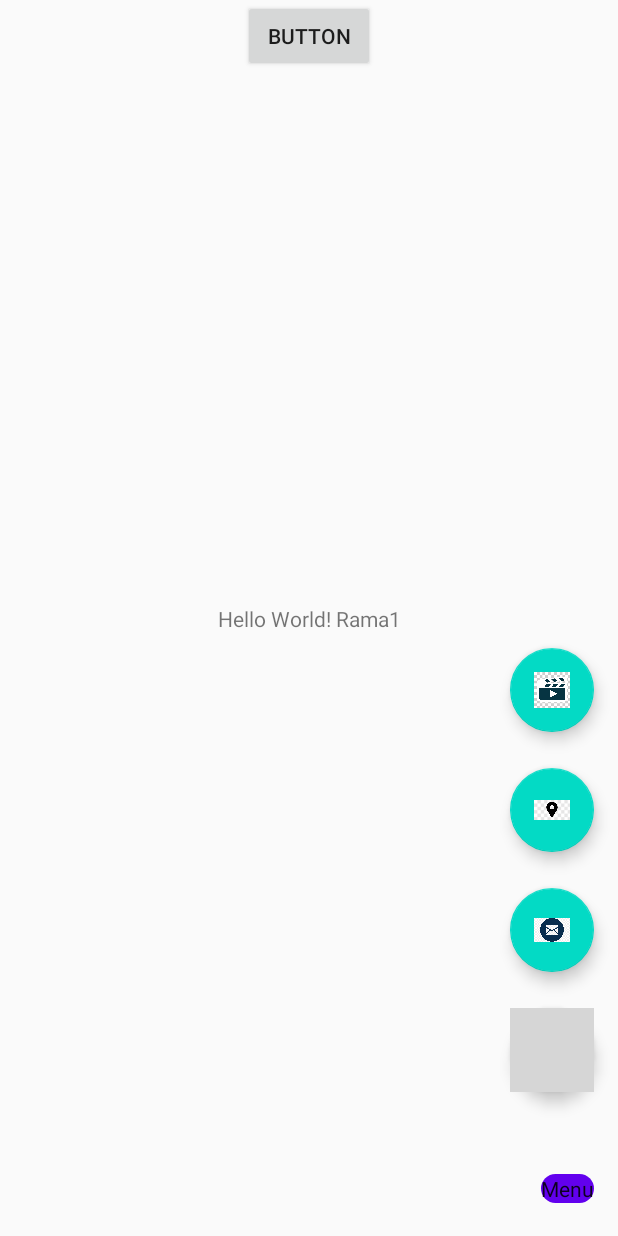
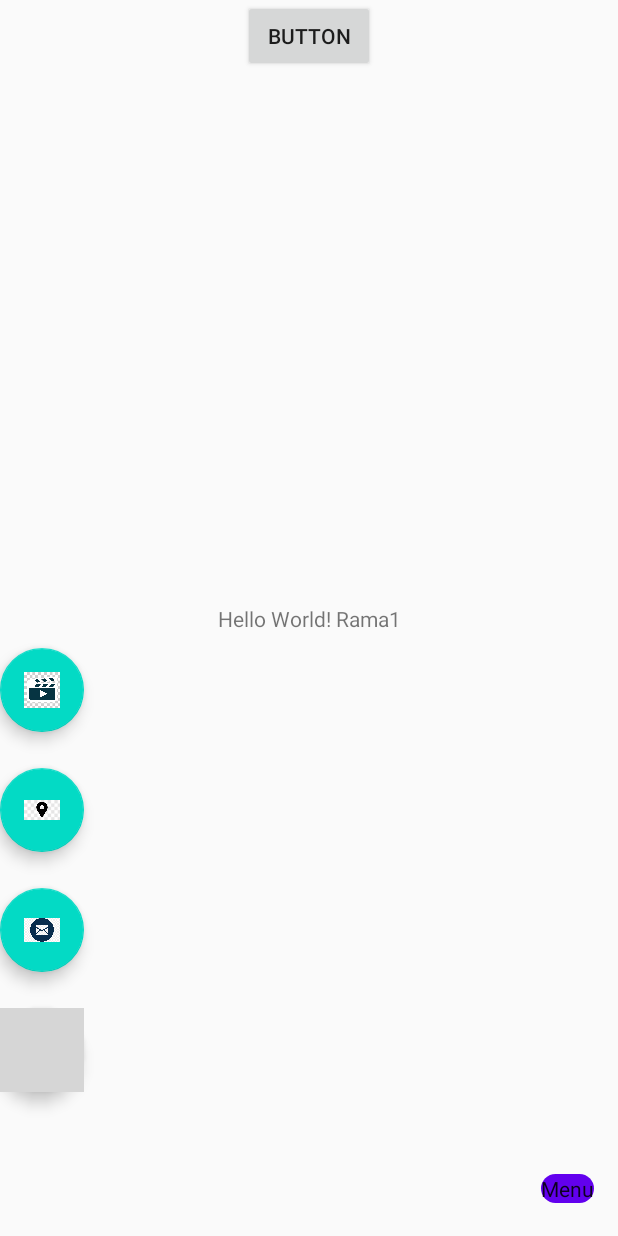
Before and after one commit to clairgon/AMST3, an Android app: the layout activity_main.xml on its own in the app's theme, with its tools: preview values and no code run, on a phone screen of 412 x 824 dp. Run offline under Robolectric (Android 15) with nearby library versions, the phone set to English and light mode, and no system bars; grey boxes are pictures that could not be loaded.

Commit message:
cambios a mi rama

```diff
--- a/app/build.gradle
+++ b/app/build.gradle
@@ -31,10 +31,11 @@ android {
 dependencies {
 
     //noinspection GradleCompatible
-    implementation 'com.android.support:appcompat-v7:28.0.0'
+    implementation 'androidx.appcompat:appcompat:1.0.0'
     implementation 'com.android.support.constraint:constraint-layout:2.0.4'
     implementation 'com.google.android.material:material:1.3.0'
-    implementation 'com.google.android.material:materila:1.1.0'
+    implementation 'com.google.android.material:material:1.1.0'
+    implementation 'androidx.constraintlayout:constraintlayout:2.0.4'
     testImplementation 'junit:junit:4.+'
     //noinspection GradleCompatible
     androidTestImplementation 'com.android.support.test:runner:1.0.2'
--- a/app/src/main/java/com/example/asmt3/CalendarView.java
+++ b/app/src/main/java/com/example/asmt3/CalendarView.java
@@ -1,7 +1,7 @@
 package com.example.asmt3;
 
-import android.support.v7.app.AppCompatActivity;
 import android.os.Bundle;
+import androidx.appcompat.app.AppCompatActivity;
 
 public class CalendarView extends AppCompatActivity {
 
--- a/app/src/main/java/com/example/asmt3/CalendarViewActivity.java
+++ b/app/src/main/java/com/example/asmt3/CalendarViewActivity.java
@@ -5,7 +5,7 @@ import android.graphics.Color;
 import android.os.Build;
 import android.service.autofill.FillEventHistory;
 import android.service.autofill.FillEventHistory.Event;
-import android.support.v7.app.AppCompatActivity;
+import androidx.appcompat.app.AppCompatActivity;
 import android.os.Bundle;
 import android.util.EventLog;
 import android.widget.CalendarView;
--- a/app/src/main/java/com/example/asmt3/CorreoView.java
+++ b/app/src/main/java/com/example/asmt3/CorreoView.java
@@ -1,6 +1,6 @@
 package com.example.asmt3;
 
-import android.support.v7.app.AppCompatActivity;
+import androidx.appcompat.app.AppCompatActivity;
 import android.os.Bundle;
 
 public class CorreoView extends AppCompatActivity {
--- a/app/src/main/java/com/example/asmt3/MainActivity.java
+++ b/app/src/main/java/com/example/asmt3/MainActivity.java
@@ -1,7 +1,8 @@
 package com.example.asmt3;
 
+import android.annotation.SuppressLint;
 import android.content.Intent;
-import android.support.v7.app.AppCompatActivity;
+import androidx.appcompat.app.AppCompatActivity;
 import android.os.Bundle;
 import android.view.View;
 
@@ -13,6 +14,7 @@ public class MainActivity extends AppCompatActivity {
     ExtendedFloatingActionButton addActionsFab;
 
     Boolean isAllFABVisible;
+    @SuppressLint("WrongConstant")
     @Override
     protected void onCreate(Bundle savedInstanceState) {
         super.onCreate(savedInstanceState);
--- a/app/src/main/java/com/example/asmt3/MapaView.java
+++ b/app/src/main/java/com/example/asmt3/MapaView.java
@@ -1,6 +1,5 @@
 package com.example.asmt3;
-
-import android.support.v7.app.AppCompatActivity;
+import androidx.appcompat.app.AppCompatActivity;
 import android.os.Bundle;
 
 public class MapaView extends AppCompatActivity {
--- a/app/src/main/java/com/example/asmt3/VideoView.java
+++ b/app/src/main/java/com/example/asmt3/VideoView.java
@@ -1,6 +1,6 @@
 package com.example.asmt3;
 
-import android.support.v7.app.AppCompatActivity;
+import androidx.appcompat.app.AppCompatActivity;
 import android.os.Bundle;
 
 public class VideoView extends AppCompatActivity {
--- a/app/src/main/res/layout/activity_calendar_view.xml
+++ b/app/src/main/res/layout/activity_calendar_view.xml
@@ -10,7 +10,7 @@
         android:id="@+id/calendarView"
         android:layout_width="match_parent"
         android:layout_height="match_parent"
-        android:layout_marginTop="20dp"
+        android:minDate="06/10/2021"
         tools:layout_editor_absoluteX="0dp"
         tools:layout_editor_absoluteY="0dp" />
 
--- a/app/src/main/res/layout/activity_main.xml
+++ b/app/src/main/res/layout/activity_main.xml
@@ -1,5 +1,5 @@
 <?xml version="1.0" encoding="utf-8"?>
-<android.support.constraint.ConstraintLayout xmlns:android="http://schemas.android.com/apk/res/android"
+<androidx.constraintlayout.widget.ConstraintLayout xmlns:android="http://schemas.android.com/apk/res/android"
     xmlns:app="http://schemas.android.com/apk/res-auto"
     xmlns:tools="http://schemas.android.com/tools"
     android:layout_width="match_parent"
@@ -25,14 +25,14 @@
         android:layout_width="wrap_content"
         android:layout_height="wrap_content"
         android:layout_marginBottom="80dp"
+        android:contentDescription="calendario"
         android:gravity="end"
+        android:icon="@drawable/calendario"
+        android:src="@drawable/calendario"
         android:text="Calendario"
-        android:src="@drawable/calendario"
         app:fabSize="normal"
-        android:cintentDescriotio="@string/app_name"
         app:layout_constraintBottom_toBottomOf="@id/add_fab"
-        app:layout_constraintEnd_toEndOf="@id/add_fab"
-        android:icon="@drawable/calendario"/>
+        tools:ignore="MissingConstraints" />
 
     <com.google.android.material.floatingactionbutton.FloatingActionButton
         android:id="@+id/correo"
@@ -43,7 +43,7 @@
         android:text="Correo"
         android:src="@drawable/correo"
         app:fabSize="normal"
-        android:cintentDescriotio="@string/app_name"
+        android:contentDescription="@string/app_name"
         app:layout_constraintBottom_toBottomOf="@id/calendario"
         app:layout_constraintEnd_toEndOf="@id/calendario"
         android:icon="@drawable/correo"/>
@@ -57,7 +57,7 @@
         android:text="Mapa"
         android:src="@drawable/mapa"
         app:fabSize="normal"
-        android:cintentDescriotio="@string/app_name"
+        android:contentDescription="@string/app_name"
         app:layout_constraintBottom_toBottomOf="@id/correo"
         app:layout_constraintEnd_toEndOf="@id/correo"
         android:icon="@drawable/mapa"/>
@@ -71,7 +71,7 @@
         android:text="Video"
         android:src="@drawable/video"
         app:fabSize="normal"
-        android:cintentDescriotio="@string/app_name"
+        android:contentDescription="@string/app_name"
         app:layout_constraintBottom_toBottomOf="@id/mapa"
         app:layout_constraintEnd_toEndOf="@id/mapa"
         android:icon="@drawable/video"/>
@@ -83,7 +83,8 @@
         android:text="Button"
         app:layout_constraintEnd_toEndOf="parent"
         app:layout_constraintStart_toStartOf="parent"
-        tools:layout_editor_absoluteY="401dp" />
+        tools:layout_editor_absoluteY="401dp"
+        tools:ignore="MissingConstraints" />
 
     <TextView
         android:layout_width="wrap_content"
@@ -94,4 +95,4 @@
         app:layout_constraintRight_toRightOf="parent"
         app:layout_constraintTop_toTopOf="parent" />
 
-</android.support.constraint.ConstraintLayout>
+</androidx.constraintlayout.widget.ConstraintLayout>
--- a/gradle.properties
+++ b/gradle.properties
@@ -11,3 +11,5 @@ org.gradle.jvmargs=-Xmx2048m -Dfile.encoding=UTF-8
 # This option should only be used with decoupled projects. More details, visit
 # http://www.gradle.org/docs/current/userguide/multi_project_builds.html#sec:decoupled_projects
 # org.gradle.parallel=true
+android.useAndroidX=true
+android.enableJetifier=true
```
